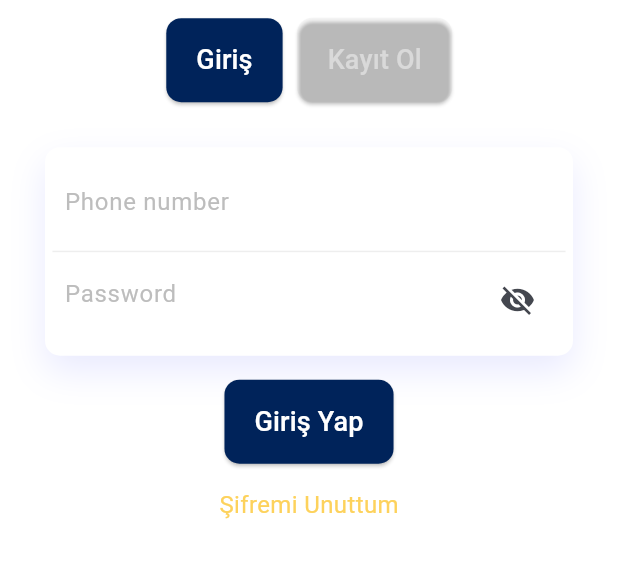
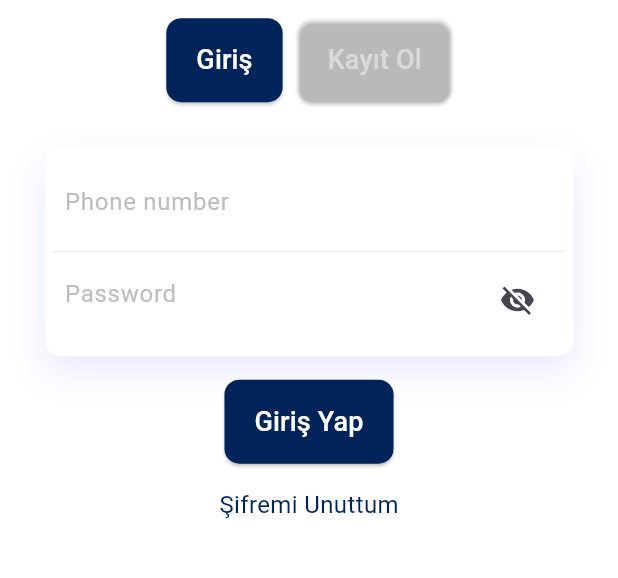
Before and after one commit to duyguerogluu/genclik_spor, a Flutter app: the LoginScreen screen opened directly, on a phone screen of 412 x 824 dp, the part 265-843 px from its top. Run offline on Flutter 3.47's test engine with Material 3 defaults, Android fonts, the phone set to English and light mode, and no system bars; our stand-ins replace flutter_riverpod, flutter_svg, shared_preferences; accounts and stored records are empty.

Commit message:
butons editted

```diff
--- a/lib/screens/login/login_screen.dart
+++ b/lib/screens/login/login_screen.dart
@@ -68,60 +68,24 @@ class _LoginScreenState extends State<LoginScreen> {
               Row(
                 mainAxisAlignment: MainAxisAlignment.center,
                 children: <Widget>[
-                  ElevatedButton(
+                  customButton(
+                    context: context,
                     onPressed: () {
                       _togglePage(true);
                     },
-                    style: ElevatedButton.styleFrom(
-                      backgroundColor: _pageLogin
-                          ? context.isDark
-                              ? white
-                              : offdarkblue
-                          : Colors.transparent,
-                      foregroundColor: Colors.transparent,
-                      padding: const EdgeInsets.symmetric(
-                          horizontal: 20, vertical: 15),
-                      shape: RoundedRectangleBorder(
-                        borderRadius: BorderRadius.circular(10),
-                      ),
-                    ),
-                    child: Text(
-                      'Giriş',
-                      style: TextStyle(
-                        fontSize: 18,
-                        color: _pageLogin
-                            ? Colors.white
-                            : context.isDark
-                                ? white
-                                : offdarkblue,
-                      ),
-                    ),
+                    text: 'Giriş',
+                    isTransparent: !_pageLogin,
                   ),
                   const SizedBox(
                     width: 10,
                   ),
-                  ElevatedButton(
+                  customButton(
+                    context: context,
                     onPressed: () {
                       _togglePage(false);
                     },
-                    style: ElevatedButton.styleFrom(
-                      backgroundColor:
-                          _pageLogin ? Colors.transparent : offdarkblue,
-                      foregroundColor: Colors.transparent,
-                      padding: const EdgeInsets.symmetric(
-                          horizontal: 20, vertical: 15),
-                      shape: RoundedRectangleBorder(
-                        borderRadius: BorderRadius.circular(10),
-                      ),
-                    ),
-                    child: Text(
-                      'Kayıt Ol',
-                      style: TextStyle(
-                          fontSize: 18,
-                          color: _pageLogin
-                              ? const Color.fromARGB(255, 217, 217, 217)
-                              : Colors.white),
-                    ),
+                    text: 'Kayıt Ol',
+                    isTransparent: _pageLogin,
                   ),
                 ],
               ),
@@ -223,10 +187,10 @@ class _LoginScreenState extends State<LoginScreen> {
                           Padding(
                             padding: const EdgeInsets.only(top: 16.0),
                             child: InkWell(
-                              child: const Text(
+                              child: Text(
                                 'Şifremi Unuttum',
                                 style: TextStyle(
-                                  color: Color.fromARGB(255, 253, 210, 92),
+                                  color: context.isDark ? white : offdarkblue,
                                   fontSize: 16,
                                 ),
                               ),
```
